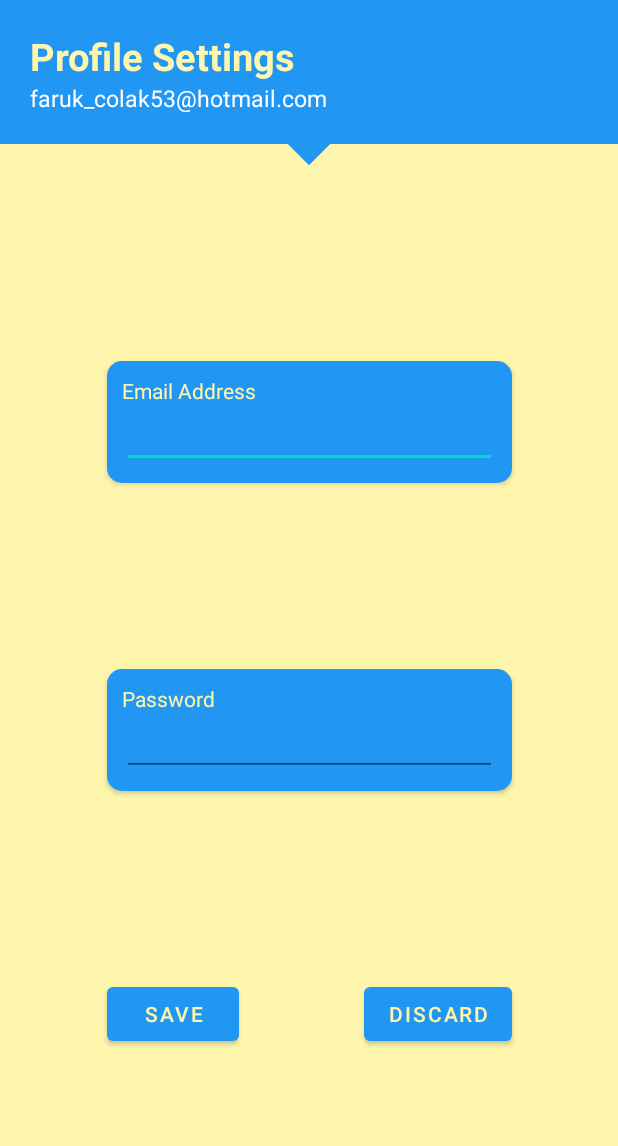
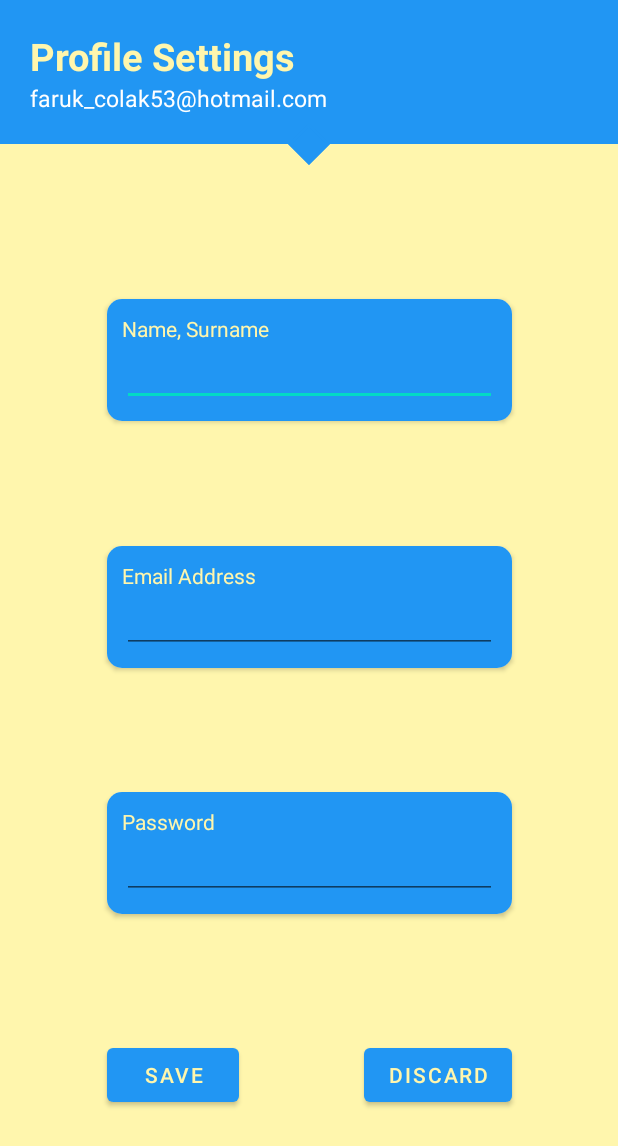
Before and after one commit to farukcolak53/onlinecms, an Android app: the layout activity_profile_settings.xml on its own in the app's theme, with its tools: preview values and no code run, on a phone screen of 412 x 824 dp. Shown: the top 1146 px of the screen. Run offline under Robolectric (Android 15) with nearby library versions, the phone set to English and light mode, and no system bars.

Commit message:
name, surname added (settings)

```diff
--- a/app/src/main/res/layout/activity_profile_settings.xml
+++ b/app/src/main/res/layout/activity_profile_settings.xml
@@ -66,10 +66,62 @@
         android:layout_height="0dp">
 
         <androidx.cardview.widget.CardView
+            android:id="@+id/profile_settings_name_surname_card_view"
+            app:cardCornerRadius="10dp"
+            android:elevation="3dp"
+            app:layout_constraintTop_toTopOf="parent"
+            app:layout_constraintBottom_toTopOf="@id/profile_settings_email_card_view"
+            app:layout_constraintRight_toRightOf="parent"
+            app:layout_constraintLeft_toLeftOf="parent"
+            android:layout_width="wrap_content"
+            android:layout_height="wrap_content">
+
+            <androidx.constraintlayout.widget.ConstraintLayout
+                android:id="@+id/profile_card_view3_constraint"
+                android:layout_width="match_parent"
+                android:background="#2196F3"
+                android:layout_height="match_parent">
+
+                <TextView
+                    android:id="@+id/profile_settings_name_surname_text_view"
+                    app:layout_constraintTop_toTopOf="parent"
+                    android:layout_marginTop="10dp"
+                    android:textColor="#FFF6AD"
+                    app:layout_constraintLeft_toLeftOf="@id/profile_settings_name_surname_edit_text"
+                    android:text="@string/register_name_surname"
+                    android:layout_width="wrap_content"
+                    android:layout_height="wrap_content">
+
+                </TextView>
+
+                <EditText
+                    android:id="@+id/profile_settings_name_surname_edit_text"
+                    app:layout_constraintTop_toBottomOf="@id/profile_settings_name_surname_text_view"
+                    app:layout_constraintBottom_toBottomOf="parent"
+                    app:layout_constraintRight_toRightOf="parent"
+                    android:layout_marginBottom="10dp"
+                    android:layout_marginStart="10dp"
+                    android:textColor="#FFF6AD"
+                    android:textSize="15sp"
+                    android:inputType="textEmailAddress"
+                    android:layout_marginEnd="10dp"
+                    android:paddingStart="10dp"
+                    android:paddingEnd="10dp"
+                    app:layout_constraintLeft_toLeftOf="parent"
+                    android:layout_width="250dp"
+                    android:layout_height="wrap_content">
+
+                </EditText>
+
+            </androidx.constraintlayout.widget.ConstraintLayout>
+
+        </androidx.cardview.widget.CardView>
+
+        <androidx.cardview.widget.CardView
             android:id="@+id/profile_settings_email_card_view"
             app:cardCornerRadius="10dp"
             android:elevation="3dp"
-            app:layout_constraintTop_toTopOf="parent"
+            app:layout_constraintTop_toBottomOf="@id/profile_settings_name_surname_card_view"
             app:layout_constraintBottom_toTopOf="@id/profile_settings_password_card_view"
             app:layout_constraintRight_toRightOf="parent"
             app:layout_constraintLeft_toLeftOf="parent"
```
